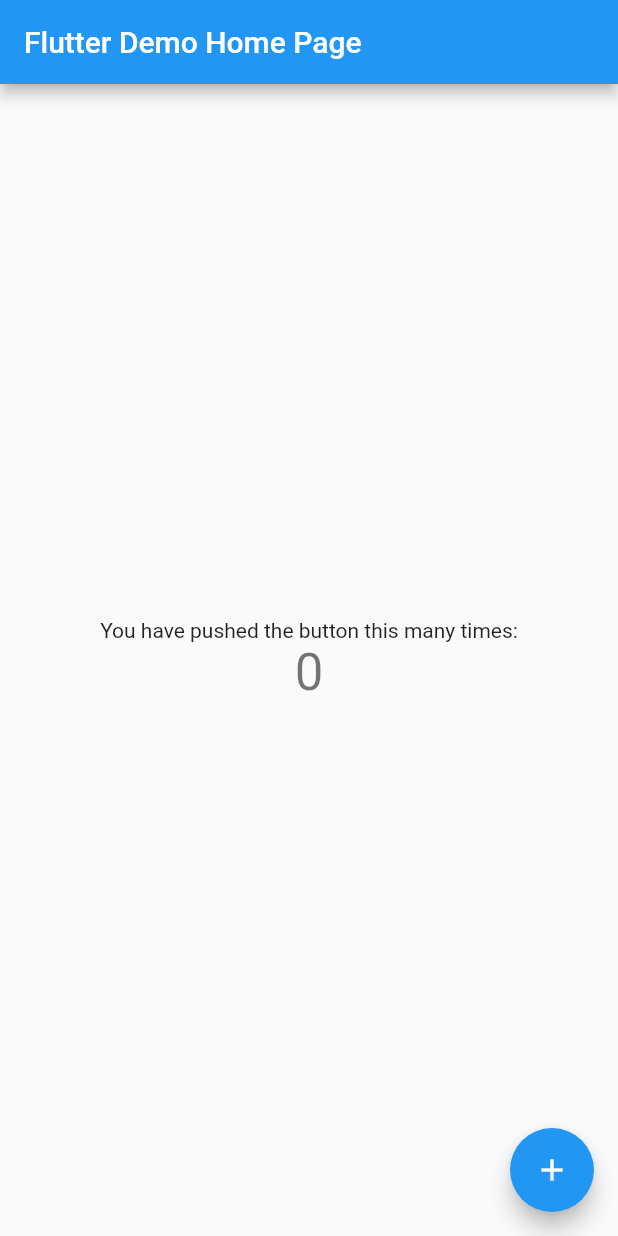
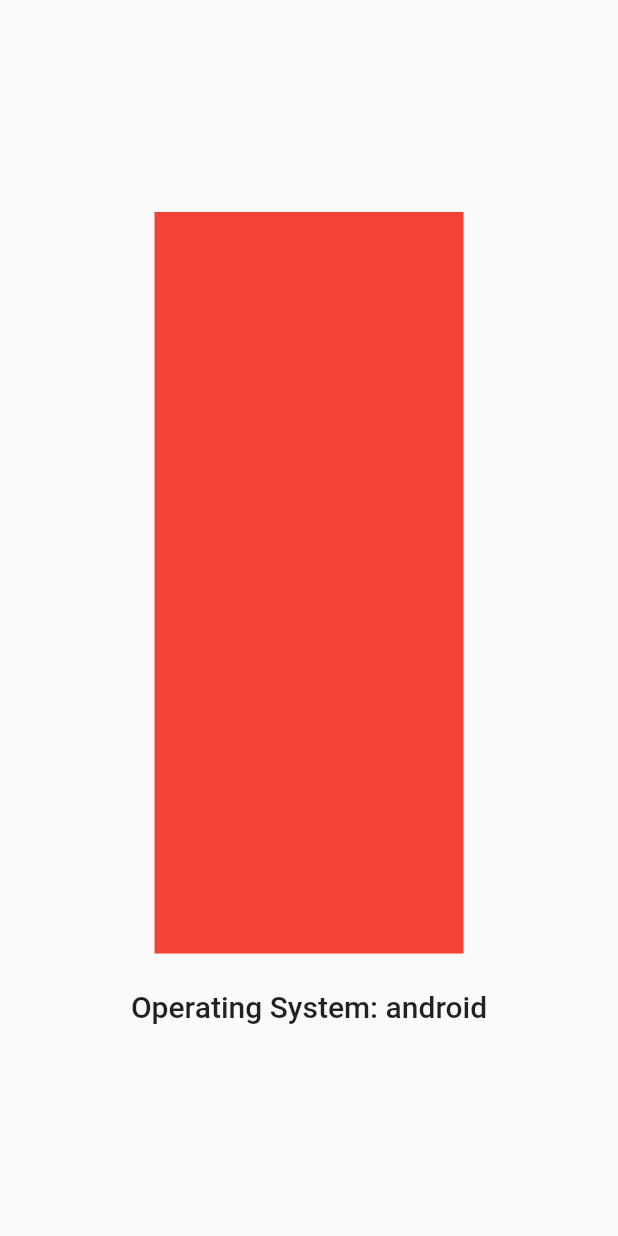
Before and after one commit to isnihal/Aistetic-Test, a Flutter app: the screen it shows after launch, on a phone screen of 412 x 824 dp. Run offline on Flutter 3.47's test engine with Material 2 defaults, Android fonts, the phone set to English and light mode, and no system bars; our stand-ins replace universal_io.

Commit message:
Operating system detected

```diff
--- a/lib/main.dart
+++ b/lib/main.dart
@@ -1,3 +1,4 @@
+import 'package:aistetic_test/screens/camera_screen.dart';
 import 'package:flutter/material.dart';
 
 void main() {
@@ -24,92 +25,7 @@
         // is not restarted.
         primarySwatch: Colors.blue,
       ),
-      home: const MyHomePage(title: 'Flutter Demo Home Page'),
+      home: const CameraScreen(),
     );
   }
 }
-
-class MyHomePage extends StatefulWidget {
-  const MyHomePage({Key? key, required this.title}) : super(key: key);
-
-  // This widget is the home page of your application. It is stateful, meaning
-  // that it has a State object (defined below) that contains fields that affect
-  // how it looks.
-
-  // This class is the configuration for the state. It holds the values (in this
-  // case the title) provided by the parent (in this case the App widget) and
-  // used by the build method of the State. Fields in a Widget subclass are
-  // always marked "final".
-
-  final String title;
-
-  @override
-  State<MyHomePage> createState() => _MyHomePageState();
-}
-
-class _MyHomePageState extends State<MyHomePage> {
-  int _counter = 0;
-
-  void _incrementCounter() {
-    setState(() {
-      // This call to setState tells the Flutter framework that something has
-      // changed in this State, which causes it to rerun the build method below
-      // so that the display can reflect the updated values. If we changed
-      // _counter without calling setState(), then the build method would not be
-      // called again, and so nothing would appear to happen.
-      _counter++;
-    });
-  }
-
-  @override
-  Widget build(BuildContext context) {
-    // This method is rerun every time setState is called, for instance as done
-    // by the _incrementCounter method above.
-    //
-    // The Flutter framework has been optimized to make rerunning build methods
-    // fast, so that you can just rebuild anything that needs updating rather
-    // than having to individually change instances of widgets.
-    return Scaffold(
-      appBar: AppBar(
-        // Here we take the value from the MyHomePage object that was created by
-        // the App.build method, and use it to set our appbar title.
-        title: Text(widget.title),
-      ),
-      body: Center(
-        // Center is a layout widget. It takes a single child and positions it
-        // in the middle of the parent.
-        child: Column(
-          // Column is also a layout widget. It takes a list of children and
-          // arranges them vertically. By default, it sizes itself to fit its
-          // children horizontally, and tries to be as tall as its parent.
-          //
-          // Invoke "debug painting" (press "p" in the console, choose the
-          // "Toggle Debug Paint" action from the Flutter Inspector in Android
-          // Studio, or the "Toggle Debug Paint" command in Visual Studio Code)
-          // to see the wireframe for each widget.
-          //
-          // Column has various properties to control how it sizes itself and
-          // how it positions its children. Here we use mainAxisAlignment to
-          // center the children vertically; the main axis here is the vertical
-          // axis because Columns are vertical (the cross axis would be
-          // horizontal).
-          mainAxisAlignment: MainAxisAlignment.center,
-          children: <Widget>[
-            const Text(
-              'You have pushed the button this many times:',
-            ),
-            Text(
-              '$_counter',
-              style: Theme.of(context).textTheme.headline4,
-            ),
-          ],
-        ),
-      ),
-      floatingActionButton: FloatingActionButton(
-        onPressed: _incrementCounter,
-        tooltip: 'Increment',
-        child: const Icon(Icons.add),
-      ), // This trailing comma makes auto-formatting nicer for build methods.
-    );
-  }
-}
--- /dev/null
+++ b/lib/screens/camera_screen.dart
@@ -0,0 +1,30 @@
+import 'package:flutter/material.dart';
+import 'package:universal_io/io.dart';
+
+class CameraScreen extends StatelessWidget {
+  const CameraScreen({Key? key}) : super(key: key);
+
+  @override
+  Widget build(BuildContext context) {
+
+    var mediaQuery = MediaQuery.of(context);
+
+    return Scaffold(
+      body: SizedBox.expand(
+        child: Column(
+          mainAxisAlignment: MainAxisAlignment.center,
+          crossAxisAlignment: CrossAxisAlignment.center,
+          children: [
+            Container(
+              width: mediaQuery.size.width * 0.5,
+              height: mediaQuery.size.height * 0.6,
+              color: Colors.red,
+            ),
+            const SizedBox(height: 24,),
+            Text("Operating System: "+Platform.operatingSystem,style: Theme.of(context).textTheme.headline6,)
+          ],
+        ),
+      ),
+    );
+  }
+}
--- a/pubspec.yaml
+++ b/pubspec.yaml
@@ -34,6 +34,7 @@
   # The following adds the Cupertino Icons font to your application.
   # Use with the CupertinoIcons class for iOS style icons.
   cupertino_icons: ^1.0.2
+  universal_io: ^2.0.4
 
 dev_dependencies:
   flutter_test:
```
Also changed, not shown: pubspec.lock.
